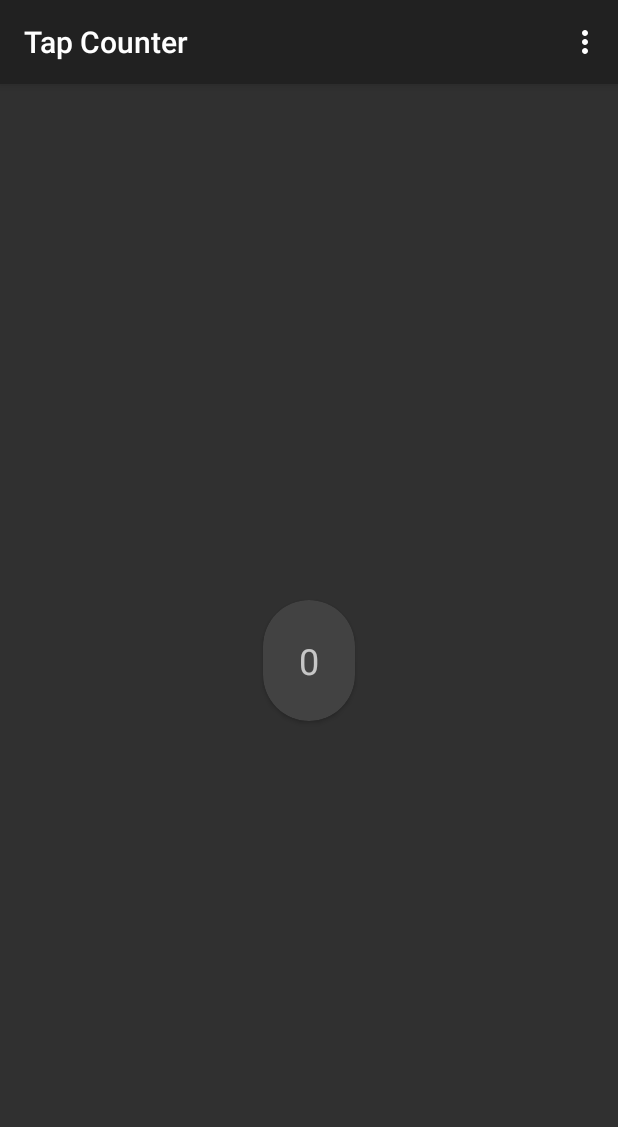
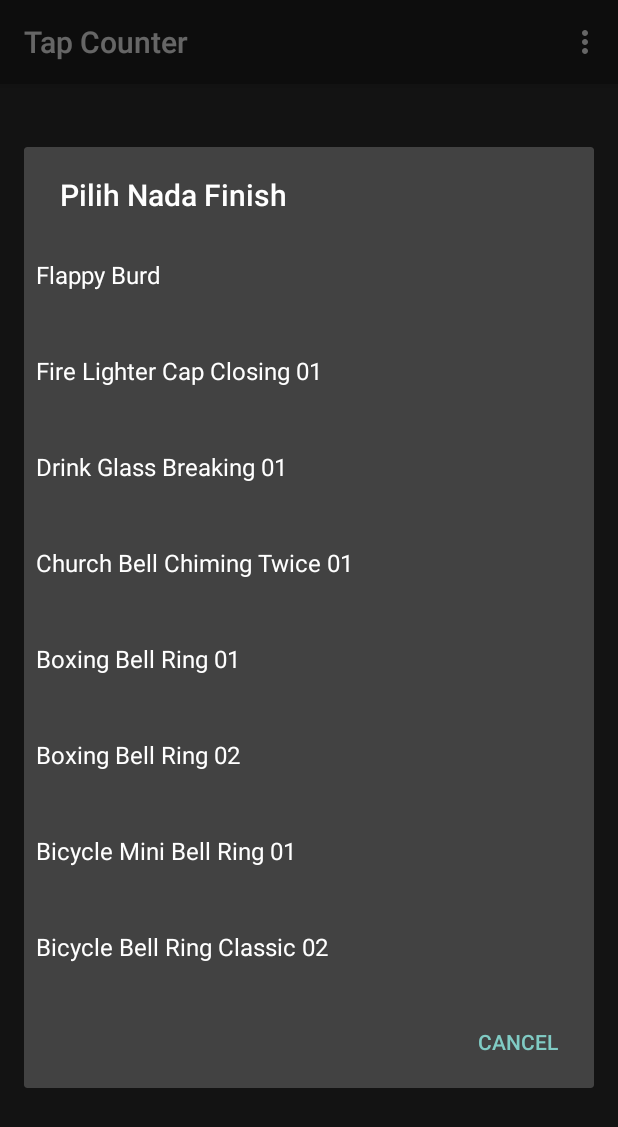
Before and after one commit to arjava/tap-counter, an Android app: the screen it shows after launch (MainActivity), in the options menu, after a tap on "Atur nada finish", on a phone screen of 412 x 824 dp. Shown: the top 1127 px of the screen. Run offline under Robolectric (Android 15) with nearby library versions, the phone set to English and light mode, and no system bars.

Commit message:
update content Atur Nada Finish

```diff
--- a/app/src/main/java/com/arjavax/tapcounter/MainActivity.kt
+++ b/app/src/main/java/com/arjavax/tapcounter/MainActivity.kt
@@ -5,12 +5,10 @@ import android.app.Dialog
 import android.media.MediaPlayer
 import android.support.v7.app.AppCompatActivity
 import android.os.Bundle
+import android.support.v7.app.AlertDialog
 import android.view.Menu
 import android.view.MenuItem
-import android.widget.Button
-import android.widget.NumberPicker
-import android.widget.TextView
-import android.widget.Toast
+import android.widget.*
 import com.arjavax.tapcounter.utils.Boast
 import kotlinx.android.synthetic.main.activity_main.*
 
@@ -23,6 +21,10 @@ class MainActivity : AppCompatActivity() {
         var counterEnd: Int? = null
     }
 
+    private var tone: Int = 0
+    private var mediaPlayer: MediaPlayer? = null
+
+
     @SuppressLint("SetTextI18n", "ResourceType")
     override fun onCreate(savedInstanceState: Bundle?) {
         super.onCreate(savedInstanceState)
@@ -33,8 +35,18 @@ class MainActivity : AppCompatActivity() {
             if (counter == counterEnd?.minus(1)) {
                 textViewCounter.text = "Finished\n $counterEnd Tap"
                 Boast.showText(this@MainActivity, "Finish")
-                val mediaPlayer = MediaPlayer.create(this@MainActivity, R.raw.flabbyburd)
-                mediaPlayer.start()
+                mediaPlayer = when (tone) {
+                    0 -> MediaPlayer.create(this@MainActivity, R.raw.flabbyburd)
+                    1 -> MediaPlayer.create(this@MainActivity, R.raw.firelightercapclosing01)
+                    2 -> MediaPlayer.create(this@MainActivity, R.raw.drinkglassbreaking01)
+                    3 -> MediaPlayer.create(this@MainActivity, R.raw.churchbellchimingtwice01)
+                    4 -> MediaPlayer.create(this@MainActivity, R.raw.boxingbellring01)
+                    5 -> MediaPlayer.create(this@MainActivity, R.raw.boxingbellring02)
+                    6 -> MediaPlayer.create(this@MainActivity, R.raw.bicycleminibellring01)
+                    7 -> MediaPlayer.create(this@MainActivity, R.raw.bicyclebellringclassic02)
+                    else -> MediaPlayer.create(this@MainActivity, R.raw.flabbyburd)
+                }
+                mediaPlayer?.start()
             }else {
                 counter += 1
                 textViewCounter.text = "$counter"
@@ -92,8 +104,34 @@ class MainActivity : AppCompatActivity() {
 
     }
 
+    private var toneName: String? = null
+
     private fun showSetTone() {
+        val builder : AlertDialog.Builder = AlertDialog.Builder(this@MainActivity)
+        builder.setTitle("Pilih Nada Finish")
+        builder.setCancelable(false)
 
+        val arrayAdapter: ArrayAdapter<String> = ArrayAdapter(this@MainActivity, android.R.layout.simple_selectable_list_item)
+        arrayAdapter.add("Flappy Burd")
+        arrayAdapter.add("Fire Lighter Cap Closing 01")
+        arrayAdapter.add("Drink Glass Breaking 01")
+        arrayAdapter.add("Church Bell Chiming Twice 01")
+        arrayAdapter.add("Boxing Bell Ring 01")
+        arrayAdapter.add("Boxing Bell Ring 02")
+        arrayAdapter.add("Bicycle Mini Bell Ring 01")
+        arrayAdapter.add("Bicycle Bell Ring Classic 02")
+
+        builder.setNegativeButton("Cancel") { dialogInterface, _ ->
+            dialogInterface.dismiss()
+        }
+
+        builder.setAdapter(arrayAdapter) { _, i ->
+            toneName = arrayAdapter.getItem(i)
+            tone = arrayAdapter.getItemId(i).toInt()
+            Toast.makeText(this@MainActivity, toneName, Toast.LENGTH_SHORT).show()
+            arrayAdapter.setNotifyOnChange(true)
+        }
+        builder.show()
     }
 
     private fun showSetTheme() {
```
Also changed, not shown: 7 other files.
